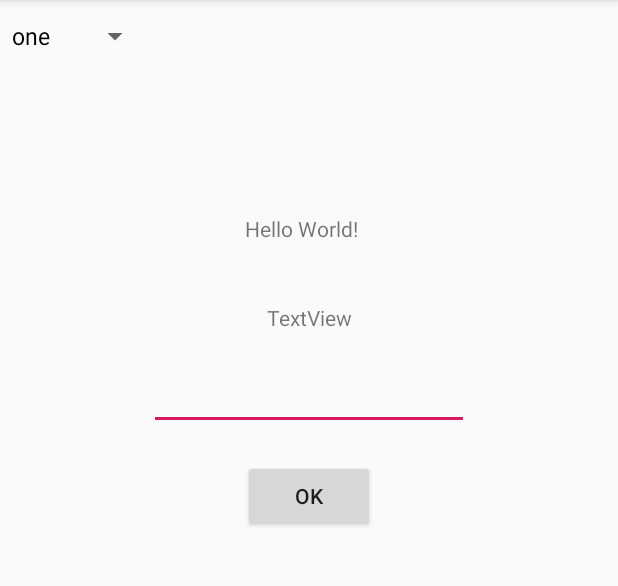
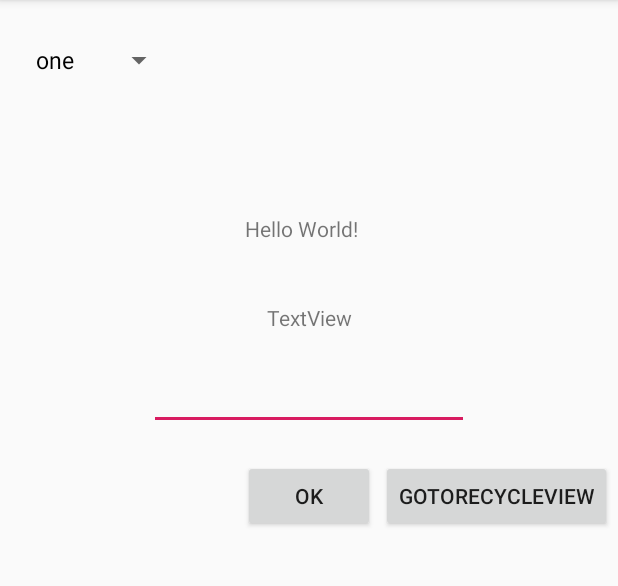
Before and after one commit to doraemon9001/AndroidPractice, an Android app: the screen it shows after launch (MainActivity), on a phone screen of 412 x 824 dp, the part 84-670 px from its top. Run offline under Robolectric (Android 15) with nearby library versions, the phone set to English and light mode, and no system bars.

```diff
--- a/app/build.gradle
+++ b/app/build.gradle
@@ -32,4 +32,5 @@ dependencies {
     androidTestImplementation 'androidx.test:runner:1.1.0-alpha4'
     androidTestImplementation 'androidx.test:rules:1.1.0-alpha4'
     androidTestImplementation 'androidx.test.espresso:espresso-core:3.1.0-alpha4'
+    implementation 'androidx.recyclerview:recyclerview:1.0.0'
 }
--- a/app/src/main/AndroidManifest.xml
+++ b/app/src/main/AndroidManifest.xml
@@ -9,6 +9,8 @@
             android:roundIcon="@mipmap/ic_launcher_round"
             android:supportsRtl="true"
             android:theme="@style/AppTheme">
+        <activity android:name=".RecycleActivity">
+        </activity>
         <activity android:name=".ResultActivity">
         </activity>
         <activity android:name=".MainActivity">
--- a/app/src/main/java/com/lance/guess/MainActivity.kt
+++ b/app/src/main/java/com/lance/guess/MainActivity.kt
@@ -51,6 +51,12 @@ class MainActivity : AppCompatActivity() {
                     .show()
             }
         }
+
+        bt_recycleview.setOnClickListener { view ->
+            var intent = Intent(this, RecycleActivity::class.java)
+            startActivity(intent)
+        }
+
     }
 
     private fun replay(inputNumber: String) {
--- a/app/src/main/res/layout/activity_main.xml
+++ b/app/src/main/res/layout/activity_main.xml
@@ -43,7 +43,23 @@
             android:layout_marginTop="20dp" app:layout_constraintTop_toBottomOf="@+id/txtShow"/>
     <Spinner
             android:layout_width="wrap_content"
-            android:layout_height="wrap_content" tools:layout_editor_absoluteY="16dp"
-            tools:layout_editor_absoluteX="8dp" android:id="@+id/spinner"/>
+            android:layout_height="wrap_content"
+            android:id="@+id/spinner" android:layout_marginTop="16dp"
+            app:layout_constraintTop_toTopOf="parent" app:layout_constraintStart_toStartOf="parent"
+            android:layout_marginStart="16dp"/>
+    <androidx.recyclerview.widget.RecyclerView
+            android:id="@+id/recycle"
+            android:layout_width="395dp"
+            android:layout_height="368dp"
+            app:layout_constraintTop_toBottomOf="@+id/bt_submit" app:layout_constraintStart_toStartOf="parent"
+            app:layout_constraintEnd_toEndOf="parent"
+            app:layout_constraintBottom_toBottomOf="parent" android:layout_marginTop="20dp"/>
+    <Button
+            android:text="GoToRecycleVIew"
+            android:layout_width="wrap_content"
+            android:layout_height="wrap_content"
+            android:id="@+id/bt_recycleview" app:layout_constraintStart_toEndOf="@+id/bt_submit"
+            android:layout_marginStart="8dp" app:layout_constraintEnd_toEndOf="parent" android:layout_marginEnd="8dp"
+            android:layout_marginTop="20dp" app:layout_constraintTop_toBottomOf="@+id/ed_number"/>
 
 </androidx.constraintlayout.widget.ConstraintLayout>
--- a/build.gradle
+++ b/build.gradle
@@ -3,9 +3,8 @@
 buildscript {
     ext.kotlin_version = '1.3.21'
     repositories {
+        mavenCentral()
         google()
-        jcenter()
-
     }
     dependencies {
         classpath 'com.android.tools.build:gradle:3.3.2'
@@ -17,9 +16,8 @@ buildscript {
 
 allprojects {
     repositories {
+        mavenCentral()
         google()
-        jcenter()
-
     }
 }
 
```
Also changed, not shown: app/src/main/java/com/lance/guess/RecycleActivity.kt (added, +72 -0 lines), app/src/main/res/layout/activity_recycle.xml (added, +23 -0 lines), app/src/main/res/layout/row_function.xml (added, +19 -0 lines).
